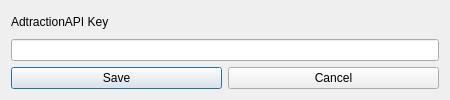
Before: the Qt Designer form setapikey.ui in Osirisa/SupportApp_wGit, drawn with Qt 5.
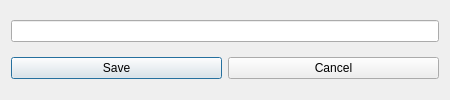
After: the same form once the commit is applied.

```diff
--- a/setapikey.ui
+++ b/setapikey.ui
@@ -22,16 +22,6 @@
   <layout class="QVBoxLayout" name="verticalLayout_2">
    <item>
     <layout class="QVBoxLayout" name="verticalLayout">
-     <item>
-      <widget class="QLabel" name="L_AdtractionAPI_Key">
-       <property name="text">
-        <string>AdtractionAPI Key</string>
-       </property>
-       <property name="buddy">
-        <cstring>LE_APIKey</cstring>
-       </property>
-      </widget>
-     </item>
      <item>
       <widget class="QLineEdit" name="LE_APIKey"/>
      </item>
```
